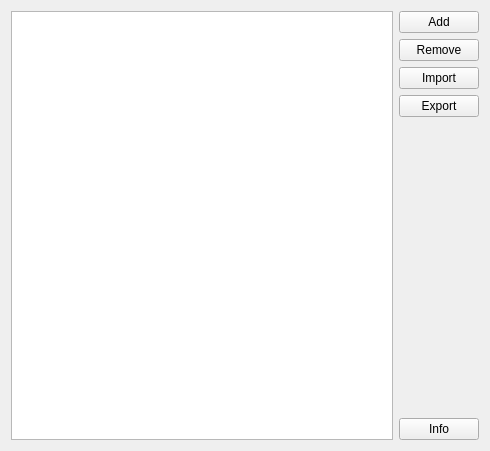
This is generic/gnupgplugin/options.ui in psi-im/plugins as Qt 5 draws it before an edit. The edited form follows.
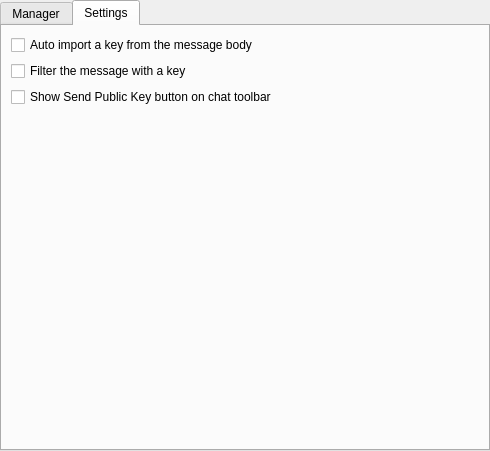
This is the edited form. The open tabs and pages were chosen to show the change.

Commit message: [GnuPG] auto import function         button to send publik key on chat toolbar         expiration data in an year by default

```diff
--- a/generic/gnupgplugin/options.ui
+++ b/generic/gnupgplugin/options.ui
@@ -14,6 +14,19 @@
    <string>Form</string>
   </property>
   <layout class="QHBoxLayout" name="horizontalLayout">
+   <property name="margin">
+    <number>0</number>
+   </property>
+   <item>
+    <widget class="QTabWidget" name="tabWidget">
+     <property name="currentIndex">
+      <number>0</number>
+     </property>
+     <widget class="QWidget" name="tab">
+      <attribute name="title">
+       <string>Manager</string>
+      </attribute>
+      <layout class="QHBoxLayout" name="horizontalLayout_2">
    <item>
     <widget class="QTreeView" name="keys">
      <property name="editTriggers">
@@ -84,6 +97,51 @@
    </item>
   </layout>
  </widget>
+     <widget class="QWidget" name="tab_2">
+      <attribute name="title">
+       <string>Settings</string>
+      </attribute>
+      <layout class="QVBoxLayout" name="verticalLayout_2">
+       <item>
+        <widget class="QCheckBox" name="chkAutoImport">
+         <property name="text">
+          <string>Auto import a key from the message body</string>
+         </property>
+        </widget>
+       </item>
+       <item>
+        <widget class="QCheckBox" name="chkHideKeyMessage">
+         <property name="text">
+          <string>Filter the message with a key</string>
+         </property>
+        </widget>
+       </item>
+       <item>
+        <widget class="QCheckBox" name="chkSendChatButton">
+         <property name="text">
+          <string>Show Send Public Key button on chat toolbar</string>
+         </property>
+        </widget>
+       </item>
+       <item>
+        <spacer name="verticalSpacer_2">
+         <property name="orientation">
+          <enum>Qt::Vertical</enum>
+         </property>
+         <property name="sizeHint" stdset="0">
+          <size>
+           <width>20</width>
+           <height>40</height>
+          </size>
+         </property>
+        </spacer>
+       </item>
+      </layout>
+     </widget>
+    </widget>
+   </item>
+  </layout>
+ </widget>
  <resources/>
  <connections>
   <connection>
```
Left out of the diff: 24 changed lines with no effect on the pictures. Lines whose indentation alone changed are shown as unchanged. The commit also changes 7 other files.
